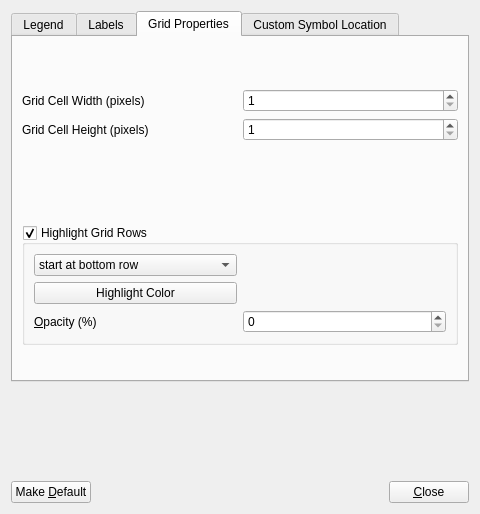
Before: the Qt Designer form sconcho/gui/ui/preferences_dialog.ui in haskelladdict/sconcho, drawn with Qt 5.
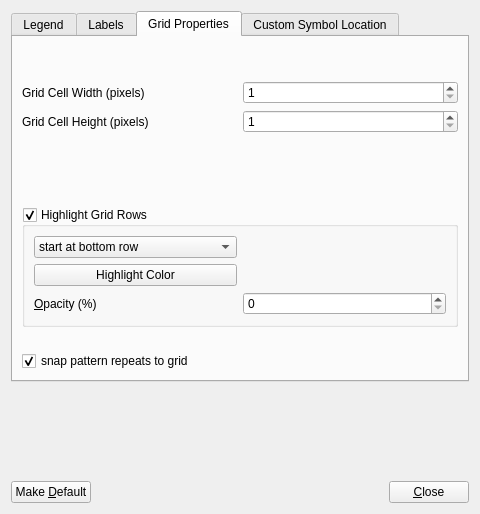
After: the same form once the commit is applied. The open tabs and pages were chosen to show the change.

Commit message: Added on/off switch for snapping repeats to grid.

What changed in the file:
```diff
--- a/sconcho/gui/ui/preferences_dialog.ui
+++ b/sconcho/gui/ui/preferences_dialog.ui
@@ -418,6 +418,16 @@
          </property>
         </spacer>
        </item>
+       <item>
+        <widget class="QCheckBox" name="snapPatternRepeatChecker">
+         <property name="text">
+          <string>snap pattern repeats to grid</string>
+         </property>
+         <property name="checked">
+          <bool>true</bool>
+         </property>
+        </widget>
+       </item>
       </layout>
      </widget>
      <widget class="QWidget" name="tab">
```
The commit also changes 14 other files.
